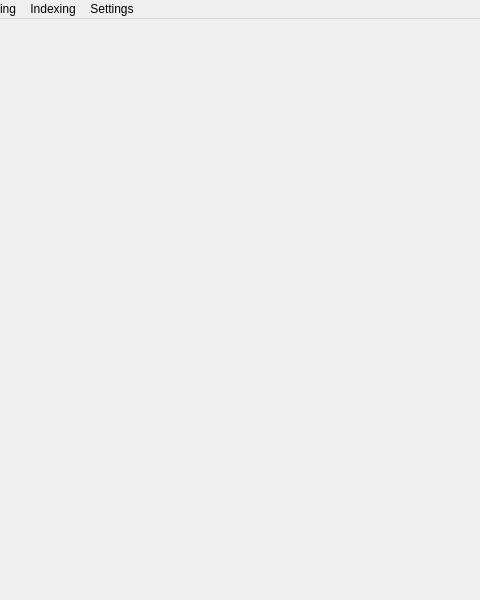
The window that polylaue/ui/resources/ui/main_window.ui (PolyLaue/PolyLaue) describes before a commit, drawn with Qt 5; both pictures show x 160 to 640 and y 0 to 600 of the 800 by 600 pixel window.
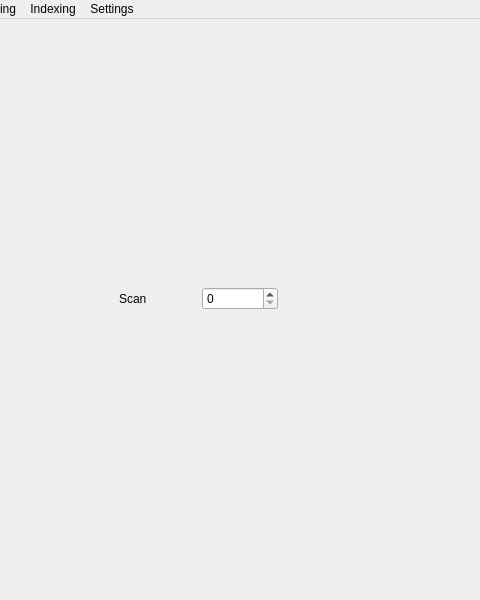
The same window after the commit.

Commit message:
Add a scan number spinbox for jumping to scans
Paging through thousands of scans with Page Up/Down is not
practical, so the "Scan X" text in the info bar is now a spinbox
that jumps directly to the entered scan number. Ctrl+G focuses it.
The spinbox only commits on enter or focus-out, and focus returns
to the image view afterwards so its navigation keys keep working.

Patch:
```diff
--- a/polylaue/ui/resources/ui/main_window.ui
+++ b/polylaue/ui/resources/ui/main_window.ui
@@ -16,31 +16,57 @@
   <widget class="QWidget" name="central_widget">
    <layout class="QVBoxLayout" name="verticalLayout">
     <item>
-     <layout class="QHBoxLayout" name="horizontalLayout">
-      <item>
+     <layout class="QGridLayout" name="info_bar_layout" columnstretch="1,1,1">
+      <item row="0" column="0">
        <widget class="QLabel" name="position_label">
         <property name="text">
          <string/>
         </property>
        </widget>
       </item>
+      <item row="0" column="1">
+       <layout class="QHBoxLayout" name="scan_info_layout">
+        <item>
+         <spacer name="scan_info_left_spacer">
+          <property name="orientation">
+           <enum>Qt::Horizontal</enum>
+          </property>
+         </spacer>
+        </item>
+        <item>
+         <widget class="QLabel" name="scan_label">
+          <property name="text">
+           <string>Scan</string>
+          </property>
+         </widget>
+        </item>
+        <item>
+         <widget class="QSpinBox" name="scan_num_spin_box">
+          <property name="toolTip">
+           <string>Type a scan number to jump directly to it (Ctrl+G)</string>
+          </property>
+          <property name="keyboardTracking">
+           <bool>false</bool>
+          </property>
+         </widget>
+        </item>
       <item>
        <widget class="QLabel" name="info_label">
-        <property name="sizePolicy">
-         <sizepolicy hsizetype="Preferred" vsizetype="Fixed">
-          <horstretch>0</horstretch>
-          <verstretch>0</verstretch>
-         </sizepolicy>
-        </property>
         <property name="text">
          <string/>
         </property>
-        <property name="alignment">
-         <set>Qt::AlignCenter</set>
-        </property>
        </widget>
       </item>
       <item>
+         <spacer name="scan_info_right_spacer">
+          <property name="orientation">
+           <enum>Qt::Horizontal</enum>
+          </property>
+         </spacer>
+        </item>
+       </layout>
+      </item>
+      <item row="0" column="2">
        <widget class="QLabel" name="time_label">
         <property name="text">
          <string/>
```
Lines whose indentation alone changed are shown as unchanged. The commit also changes 2 other files.
